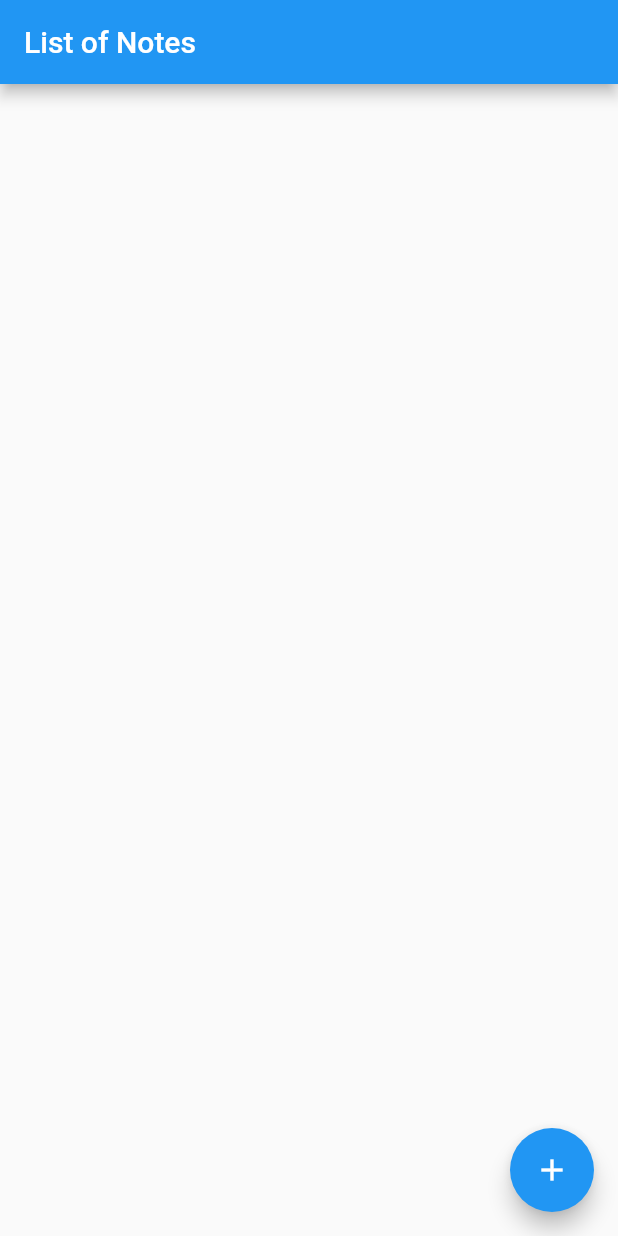
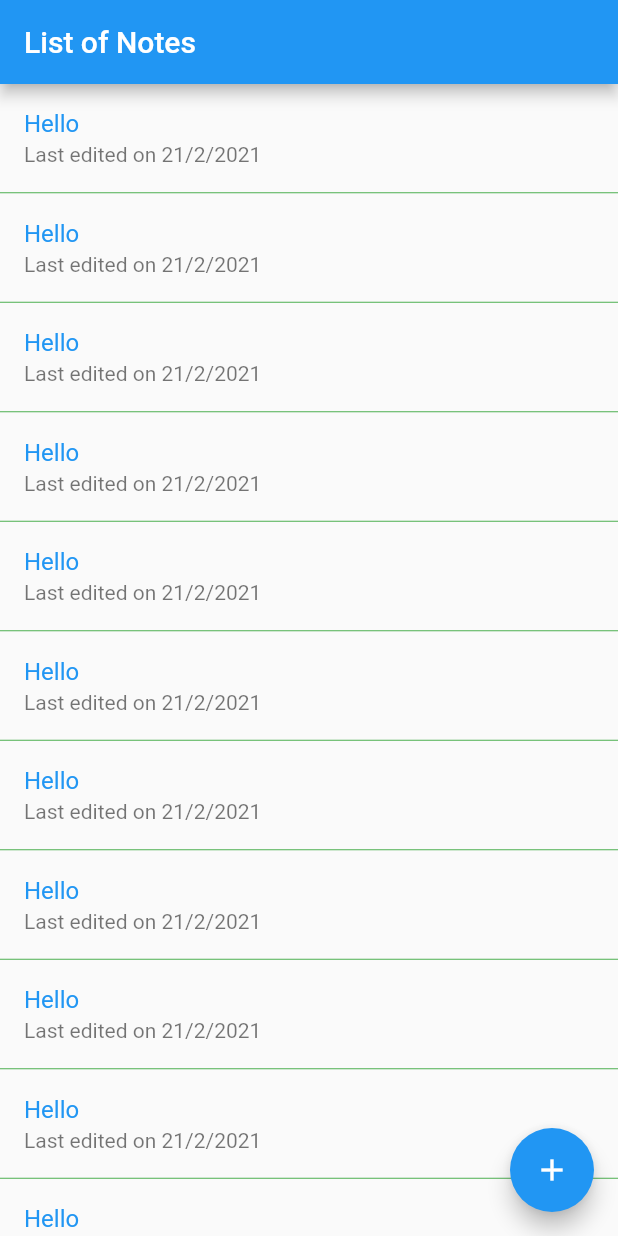
Before and after one commit to dodongharbii/working_with_rest_api, a Flutter app: the screen it shows after launch, on a phone screen of 412 x 824 dp. Run offline on Flutter 3.47's test engine with Material 2 defaults, Android fonts, the light colour scheme and no system bars.

Commit message:
Hard-coded some sample notes on notelist page

```diff
--- a/lib/views/note_list.dart
+++ b/lib/views/note_list.dart
@@ -8,12 +8,20 @@ class NoteList extends StatelessWidget {
     return Scaffold(
       appBar: AppBar(title: Text('List of Notes')),
       floatingActionButton: FloatingActionButton(
-        onPressed: () {
-
-        },
+        onPressed: () {},
         child: Icon(Icons.add),
       ),
-      body: Container(),
+      body: ListView.separated(
+        separatorBuilder: (_, __) => Divider(height: 1, color: Colors.green),
+        itemBuilder: (_, index) {
+          return ListTile(
+            title: Text('Hello',
+                style: TextStyle(color: Theme.of(context).primaryColor)),
+            subtitle: Text('Last edited on 21/2/2021'),
+          );
+        },
+        itemCount: 30,
+      ),
     );
   }
 }
```
